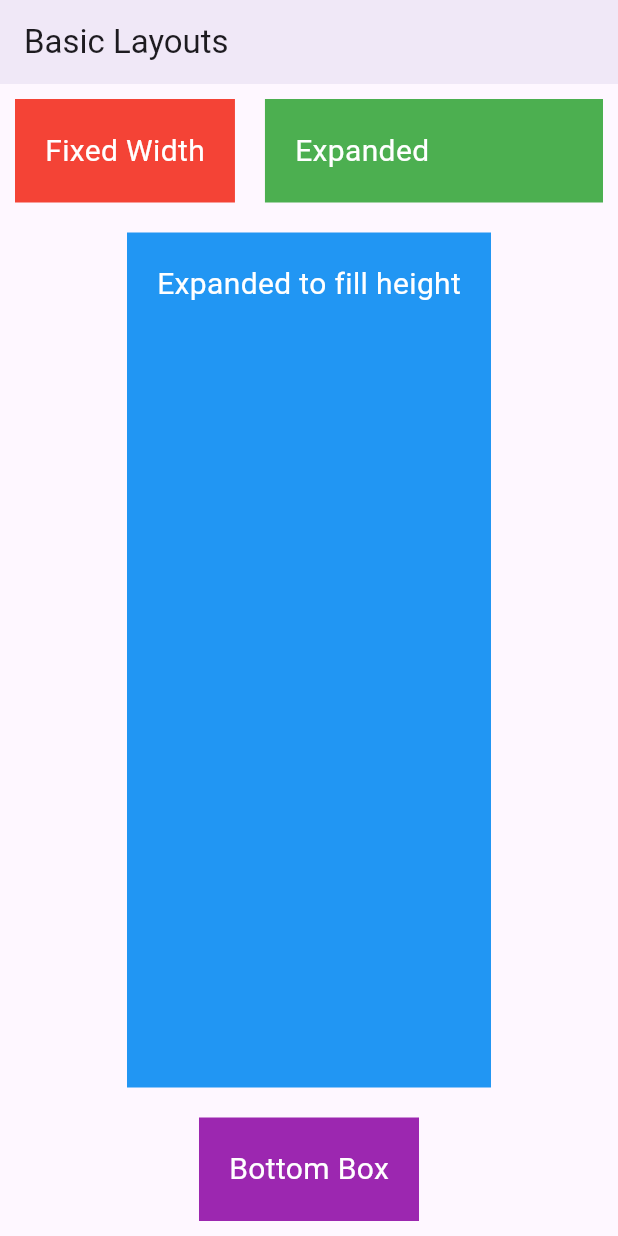
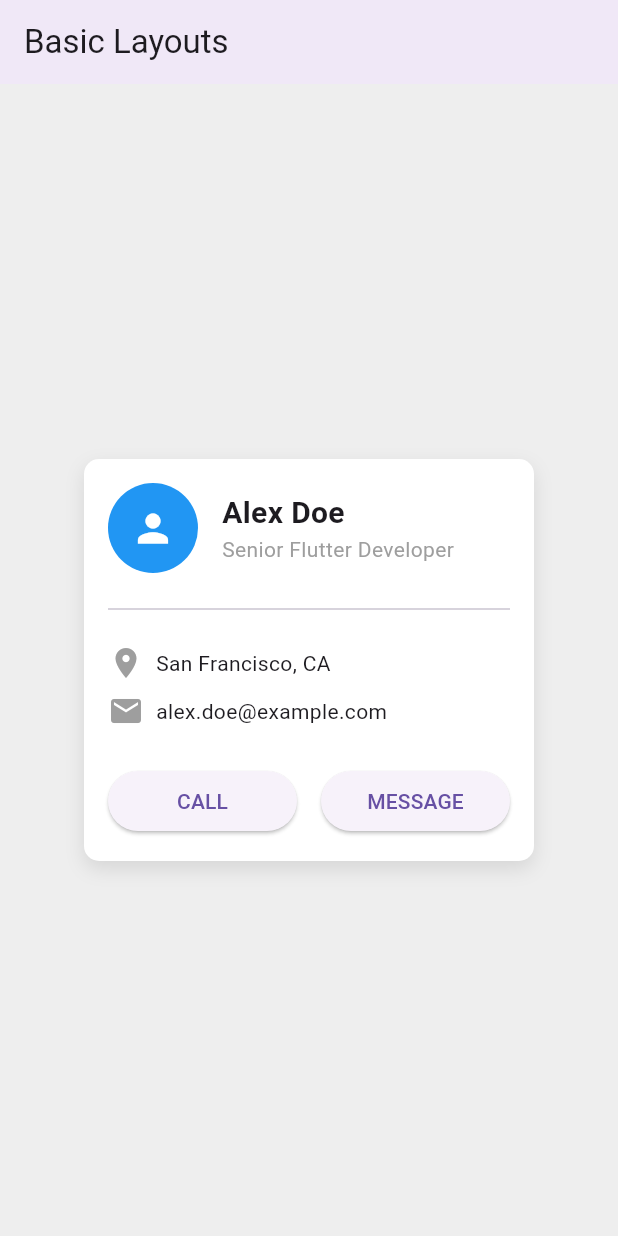
Before and after one commit to UnicomTIC-Jerobert/flutter-learning-journey, a Flutter app: the screen it shows after launch, on a phone screen of 412 x 824 dp. Run offline on Flutter 3.47's test engine with Material 3 defaults, Android fonts, the phone set to English and light mode, and no system bars.

Commit message:
done exercise using Container, Column , Row Expanded & get to know some other widgets

```diff
--- a/lib/main.dart
+++ b/lib/main.dart
@@ -30,35 +30,110 @@ class BasicLayoutScreen extends StatelessWidget {
   // In BasicLayoutScreen's build method
   @override
   Widget build(BuildContext context) {
-    return Column(
+    return Container(
+      // A grey background for the whole screen
+      color: Colors.grey[200],
+      // Center the card on the screen
+      child: Center(
+        // A Container for our card
+        child: Container(
+          width: 300,
+          padding: const EdgeInsets.all(16.0),
+          decoration: BoxDecoration(
+            color: Colors.white,
+            borderRadius: BorderRadius.circular(10.0), // Rounded corners
+            boxShadow: [
+              BoxShadow(
+                color: Colors.black.withOpacity(0.1),
+                blurRadius: 10,
+                offset: const Offset(0, 5),
+              ),
+            ],
+          ),
+          child: Column(
+            // This makes the Column's height fit its content.
+            mainAxisSize: MainAxisSize.min,
+            // Aligns children to the start (left) of the column
+            crossAxisAlignment: CrossAxisAlignment.start,
             children: [
-        // This Row takes up only the height it needs.
+              // Row for Avatar and Name/Title
               Row(
                 children: [
-            _buildBox('Fixed Width', Colors.red),
-            // This Expanded widget will take up ALL remaining horizontal space.
-            Expanded(child: _buildBox('Expanded', Colors.green)),
+                  const CircleAvatar(
+                    radius: 30,
+                    backgroundColor: Colors.blue,
+                    child: Icon(Icons.person, size: 30, color: Colors.white),
+                  ),
+                  // A SizedBox provides a fixed-size gap between widgets
+                  const SizedBox(width: 16),
+                  // Expanded makes the name/title column take all remaining horizontal space
+                  Expanded(
+                    child: Column(
+                      crossAxisAlignment: CrossAxisAlignment.start,
+                      children: const [
+                        Text(
+                          'Alex Doe',
+                          style: TextStyle(
+                            fontSize: 20,
+                            fontWeight: FontWeight.bold,
+                          ),
+                        ),
+                        Text(
+                          'Senior Flutter Developer',
+                          style: TextStyle(color: Colors.grey),
+                        ),
+                      ],
+                    ),
+                  ),
                 ],
               ),
 
-        // This Expanded widget will take up ALL remaining VERTICAL space in the Column.
-        Expanded(child: _buildBox('Expanded to fill height', Colors.blue)),
+              // A divider line
+              const SizedBox(height: 16),
+              const Divider(),
+              const SizedBox(height: 16),
 
-        _buildBox('Bottom Box', Colors.purple),
+              // Row for contact info
+              Row(
+                children: const [
+                  Icon(Icons.location_on, color: Colors.grey),
+                  SizedBox(width: 8),
+                  Text('San Francisco, CA'),
                 ],
-    );
-  }
+              ),
+              const SizedBox(height: 8),
+              Row(
+                children: const [
+                  Icon(Icons.email, color: Colors.grey),
+                  SizedBox(width: 8),
+                  Text('alex.doe@example.com'),
+                ],
+              ),
 
-  // Helper method to avoid repetitive code.
-  // The leading underscore makes this method private to this file.
-  Widget _buildBox(String text, Color color) {
-    return Container(
-      margin: const EdgeInsets.all(10.0),
-      padding: const EdgeInsets.all(20.0),
-      color: color,
-      child: Text(
-        text,
-        style: const TextStyle(color: Colors.white, fontSize: 20),
+              // Add this code at the end of the main Column's children list
+              // (after the email Row)
+              const SizedBox(height: 24), // Add some space before buttons
+
+              Row(
+                children: [
+                  Expanded(
+                    child: ElevatedButton(
+                      onPressed: () {}, // Empty function for now
+                      child: const Text('CALL'),
+                    ),
+                  ),
+                  const SizedBox(width: 16),
+                  Expanded(
+                    child: ElevatedButton(
+                      onPressed: () {},
+                      child: const Text('MESSAGE'),
+                    ),
+                  ),
+                ],
+              ),
+            ],
+          ),
+        ),
       ),
     );
   }
```
Lines whose indentation alone changed are shown as unchanged.
